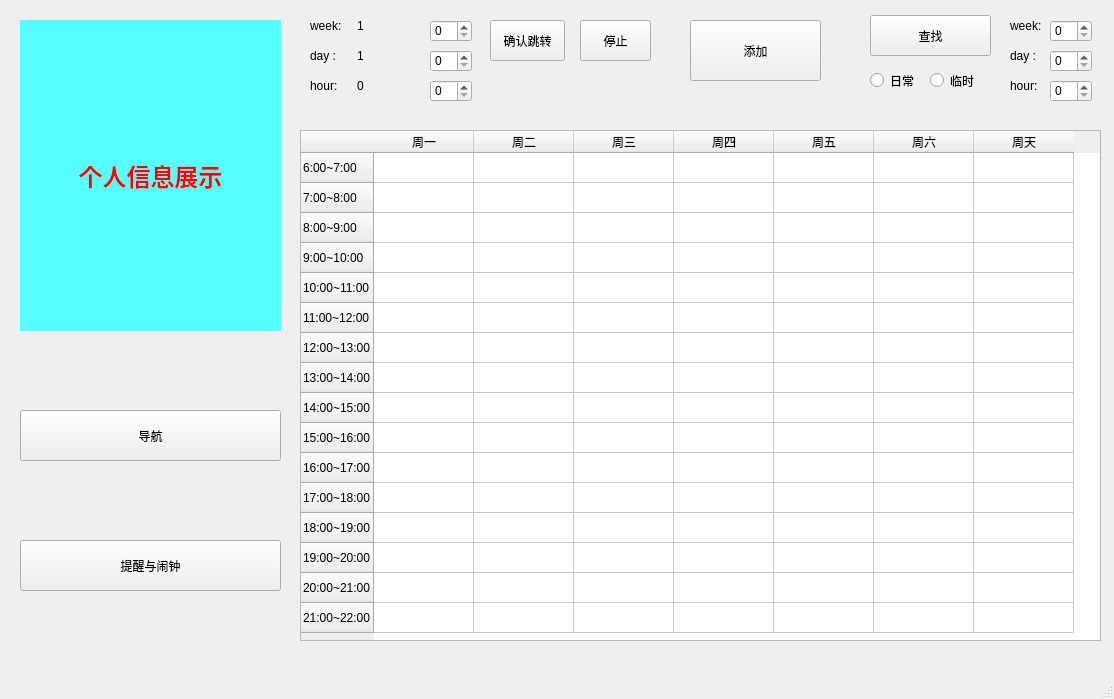
This is src/DataStructure_course_design.ui in tangdouer1005/DataStructure_course_design as Qt 5 draws it before an edit. The edited form follows.
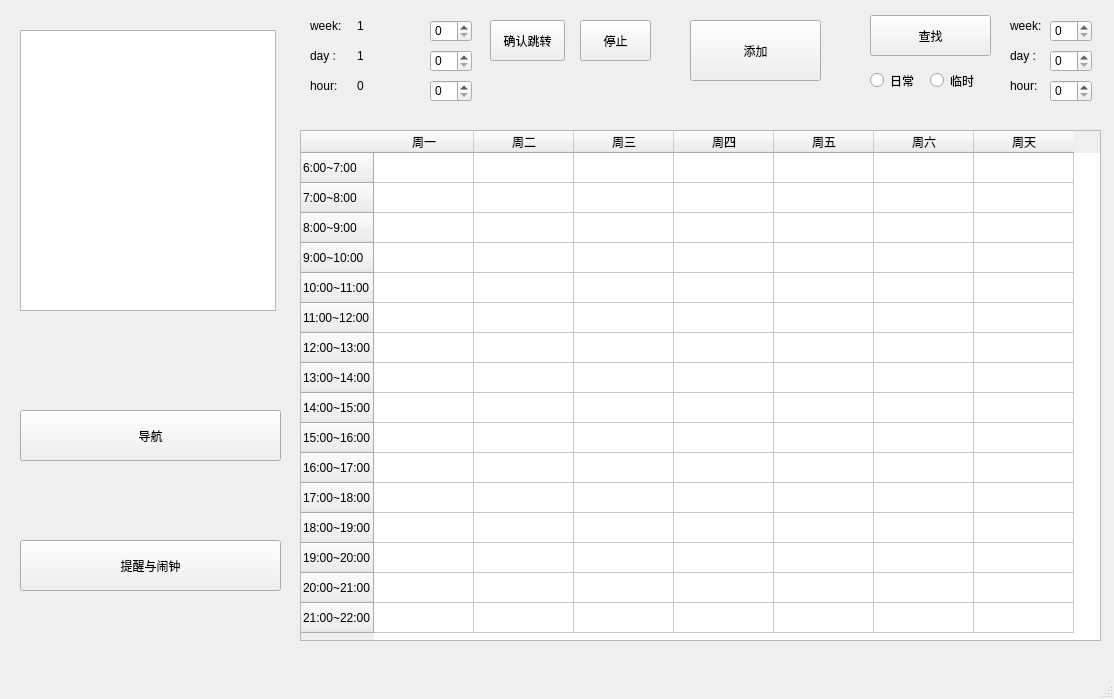
This is the edited form.

Commit message: 个人信息显示修改

```diff
--- a/src/DataStructure_course_design.ui
+++ b/src/DataStructure_course_design.ui
@@ -14,22 +14,6 @@
    <string>DataStructure_course_design</string>
   </property>
   <widget class="QWidget" name="centralwidget">
-   <widget class="QLabel" name="label_personalinformation">
-    <property name="geometry">
-     <rect>
-      <x>20</x>
-      <y>20</y>
-      <width>261</width>
-      <height>311</height>
-     </rect>
-    </property>
-    <property name="styleSheet">
-     <string notr="true">background-color: rgb(85, 255, 255);</string>
-    </property>
-    <property name="text">
-     <string>&lt;html&gt;&lt;head/&gt;&lt;body&gt;&lt;p align=&quot;center&quot;&gt;&lt;span style=&quot; font-size:18pt; font-weight:600; color:#ff0000;&quot;&gt;个人信息展示&lt;/span&gt;&lt;/p&gt;&lt;/body&gt;&lt;/html&gt;</string>
-    </property>
-   </widget>
    <widget class="QPushButton" name="button_navigation">
     <property name="geometry">
      <rect>
@@ -447,7 +431,16 @@
      <string>hour:</string>
     </property>
    </widget>
-   <zorder>label_personalinformation</zorder>
+   <widget class="QTextBrowser" name="textBrowser">
+    <property name="geometry">
+     <rect>
+      <x>20</x>
+      <y>30</y>
+      <width>256</width>
+      <height>281</height>
+     </rect>
+    </property>
+   </widget>
    <zorder>my_schedule_table</zorder>
    <zorder>button_find</zorder>
    <zorder>button_add</zorder>
```
Left out of the diff: 3 changed lines with no effect on the pictures. The commit also changes 1 other file.
